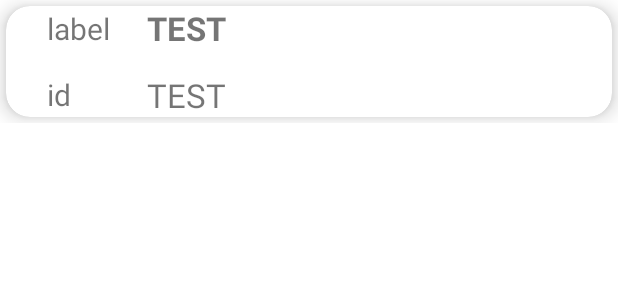
After one commit to c653d0/passwordSaving, an Android app: the layout item_edit_content_card_view.xml on its own in the app's theme, with its tools: preview values and no code run, on a phone screen of 412 x 824 dp. The commit adds this screen. Shown: the top 300 px of the screen. Run offline under Robolectric (Android 15) with nearby library versions, the phone set to English and light mode, and no system bars.

```diff
--- /dev/null
+++ b/app/src/main/res/layout/item_edit_content_card_view.xml
@@ -0,0 +1,85 @@
+<?xml version="1.0" encoding="utf-8"?>
+<androidx.constraintlayout.widget.ConstraintLayout xmlns:android="http://schemas.android.com/apk/res/android"
+    xmlns:app="http://schemas.android.com/apk/res-auto"
+    xmlns:tools="http://schemas.android.com/tools"
+    android:layout_width="match_parent"
+    android:layout_height="wrap_content">
+
+    <androidx.cardview.widget.CardView
+        android:id="@+id/cardView"
+        android:layout_width="0dp"
+        android:layout_height="wrap_content"
+        android:layout_margin="4dp"
+        android:layout_marginStart="4dp"
+        android:layout_marginTop="4dp"
+        android:layout_marginEnd="4dp"
+        android:layout_marginBottom="4dp"
+        app:cardCornerRadius="16dp"
+        app:cardElevation="8dp"
+        app:cardMaxElevation="8dp"
+        app:layout_constraintBottom_toBottomOf="parent"
+        app:layout_constraintEnd_toEndOf="parent"
+        app:layout_constraintStart_toStartOf="parent"
+        app:layout_constraintTop_toTopOf="parent">
+
+        <androidx.constraintlayout.widget.ConstraintLayout
+            android:layout_width="match_parent"
+            android:layout_height="match_parent">
+
+            <androidx.constraintlayout.widget.Guideline
+                android:id="@+id/guideline2"
+                android:layout_width="wrap_content"
+                android:layout_height="wrap_content"
+                android:orientation="vertical"
+                app:layout_constraintGuide_percent="0.2" />
+
+            <TextView
+                android:id="@+id/home_title_name"
+                android:layout_width="wrap_content"
+                android:layout_height="wrap_content"
+                android:layout_marginStart="16dp"
+                android:layout_marginBottom="16dp"
+                android:text="@string/title_name"
+                android:textSize="@dimen/title_text_size"
+                app:layout_constraintBottom_toTopOf="@+id/home_title_id"
+                app:layout_constraintEnd_toStartOf="@+id/guideline2"
+                app:layout_constraintStart_toStartOf="parent"
+                app:layout_constraintTop_toTopOf="parent" />
+
+            <TextView
+                android:id="@+id/home_title_id"
+                android:layout_width="wrap_content"
+                android:layout_height="wrap_content"
+                android:text="@string/title_id"
+                android:textSize="@dimen/title_text_size"
+                app:layout_constraintBottom_toBottomOf="parent"
+                app:layout_constraintStart_toStartOf="@+id/home_title_name"
+                app:layout_constraintTop_toBottomOf="@+id/home_title_name" />
+
+            <TextView
+                android:id="@+id/home_content_name"
+                android:layout_width="wrap_content"
+                android:layout_height="wrap_content"
+                android:textSize="@dimen/content_text_size"
+                android:textStyle="bold"
+                app:layout_constraintBottom_toBottomOf="@+id/home_title_name"
+                app:layout_constraintEnd_toEndOf="parent"
+                app:layout_constraintHorizontal_bias="0.05"
+                app:layout_constraintStart_toStartOf="@+id/guideline2"
+                app:layout_constraintTop_toTopOf="@+id/home_title_name"
+                tools:text="TEST" />
+
+            <TextView
+                android:id="@+id/home_content_id"
+                android:layout_width="wrap_content"
+                android:layout_height="wrap_content"
+                android:textSize="@dimen/content_text_size"
+                app:layout_constraintBottom_toBottomOf="@+id/home_title_id"
+                app:layout_constraintStart_toStartOf="@+id/home_content_name"
+                app:layout_constraintTop_toTopOf="@+id/home_title_id"
+                tools:text="TEST" />
+
+        </androidx.constraintlayout.widget.ConstraintLayout>
+    </androidx.cardview.widget.CardView>
+
+</androidx.constraintlayout.widget.ConstraintLayout>
--- a/app/src/main/res/values/colors.xml
+++ b/app/src/main/res/values/colors.xml
@@ -7,4 +7,8 @@
     <color name="teal_700">#FF018786</color>
     <color name="black">#FF000000</color>
     <color name="white">#FFFFFFFF</color>
+
+    <color name="main_background">#F9FEFB</color>
+    <color name="content_title">#AF9D94</color>
+    <color name="content_text">#98989A</color>
 </resources>
--- /dev/null
+++ b/app/src/main/res/values/dimens.xml
@@ -0,0 +1,5 @@
+<?xml version="1.0" encoding="utf-8"?>
+<resources>
+    <dimen name="title_text_size">20sp</dimen>
+    <dimen name="content_text_size">22sp</dimen>
+</resources>
--- a/app/src/main/res/values/strings.xml
+++ b/app/src/main/res/values/strings.xml
@@ -1,3 +1,7 @@
 <resources>
-    <string name="app_name">passwordsaving</string>
+    <string name="app_name">passwordSaving</string>
+    <!-- TODO: Remove or change this placeholder text -->
+    <string name="hello_blank_fragment">Hello blank fragment</string>
+    <string name="title_name">label</string>
+    <string name="title_id">id</string>
 </resources>
```
Also changed, not shown: app/build.gradle (+27 -0 lines), app/src/main/java/com/c653d0/passwordsaving/EditContentFragment.kt (added, +19 -0 lines), app/src/main/java/com/c653d0/passwordsaving/MainActivity.kt (+7 -11 lines), app/src/main/java/com/c653d0/passwordsaving/PasswordViewModel.kt (added, +47 -0 lines), app/src/main/java/com/c653d0/passwordsaving/database/PasswordDao.kt (added, +23 -0 lines), app/src/main/java/com/c653d0/passwordsaving/database/PasswordInfo.kt (added, +20 -0 lines), app/src/main/java/com/c653d0/passwordsaving/database/PasswordRepository.kt (added, +32 -0 lines), app/src/main/java/com/c653d0/passwordsaving/database/PasswordRoomDatabase.kt (added, +29 -0 lines), app/src/main/java/com/c653d0/passwordsaving/tool/EncryptInterface.kt (added, +15 -0 lines), app/src/main/java/com/c653d0/passwordsaving/tool/RsaEncrypt.kt (+8 -8 lines), app/src/main/res/layout/activity_main.xml (+10 -8 lines), app/src/main/res/layout/fragment_edit_content.xml (added, +21 -0 lines), app/src/main/res/navigation/nav_graph.xml (added, +13 -0 lines), 1 other file.
